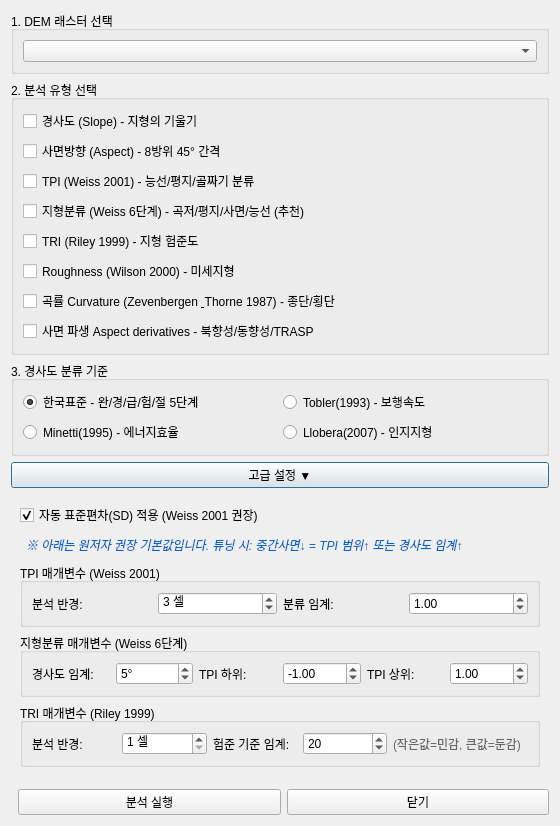
lzpxilfe/archtoolkit, file tools/terrain_analysis_dialog_base.ui: the form before one commit.
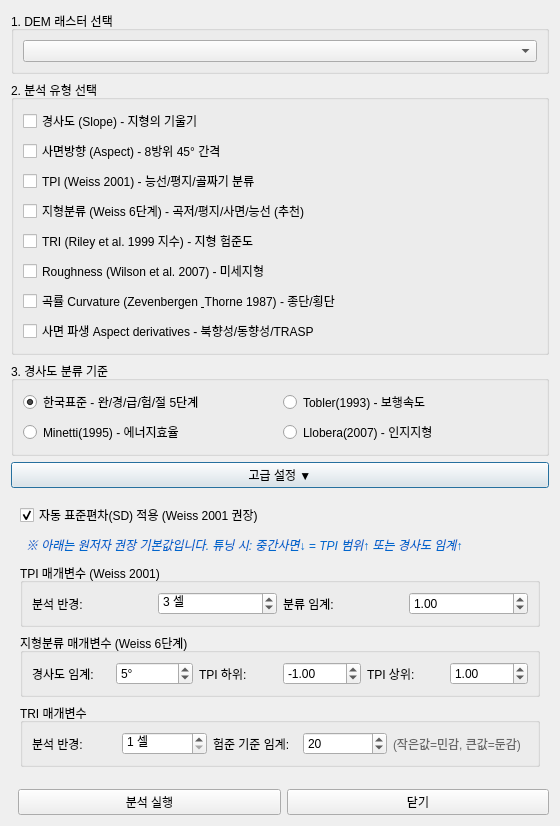
The form after the commit. Custom widgets are drawn as their Qt base class.

Commit message: Correct the citations that live in the .ui tooltips

Diff of the .ui file:
```diff
--- a/tools/terrain_analysis_dialog_base.ui
+++ b/tools/terrain_analysis_dialog_base.ui
@@ -75,7 +75,7 @@
       <item>
        <widget class="QCheckBox" name="chkTRI">
         <property name="text">
-         <string>TRI (Riley 1999) - 지형 험준도</string>
+         <string>TRI (Riley et al. 1999 지수) - 지형 험준도</string>
         </property>
         <property name="toolTip">
          <string>&lt;html&gt;&lt;b&gt;TRI (Terrain Ruggedness Index)&lt;/b&gt;&lt;hr/&gt;&lt;i&gt;Riley, S. J., DeGloria, S. D., &amp; Elliot, R. (1999). A Terrain Ruggedness Index That Quantifies Topographic Heterogeneity. Intermountain Journal of Sciences 5(1-4):23-27.&lt;/i&gt;&lt;br/&gt;&lt;br/&gt;중심 셀과 8개 인접 셀 간 고도차의 제곱합 평균의 제곱근입니다.&lt;br/&gt;&lt;br/&gt;&lt;b&gt;분류 기준 (Riley et al.):&lt;/b&gt;&lt;br/&gt;• 0~2: 평탄 (Level)&lt;br/&gt;• 2~5: 거의 평탄 (Nearly Level)&lt;br/&gt;• 5~10: 약간 거침 (Slightly Rugged)&lt;br/&gt;• 10~20: 중간 (Moderately Rugged)&lt;br/&gt;• 20+: 험준 (Highly Rugged)&lt;/html&gt;</string>
@@ -85,7 +85,7 @@
       <item>
        <widget class="QCheckBox" name="chkRoughness">
         <property name="text">
-         <string>Roughness (Wilson 2000) - 미세지형</string>
+         <string>Roughness (Wilson et al. 2007) - 미세지형</string>
         </property>
         <property name="toolTip">
          <string>&lt;html&gt;&lt;b&gt;Roughness (거칠기)&lt;/b&gt;&lt;hr/&gt;&lt;i&gt;Wilson, M. F. J., O'Connell, B., Brown, C., Guinan, J. C., &amp; Grehan, A. J. (2007). Multiscale Terrain Analysis of Multibeam Bathymetry Data...&lt;/i&gt;&lt;br/&gt;&lt;br/&gt;3×3 창 내에서 최대 고도와 최소 고도의 차이를 계산합니다.&lt;br/&gt;TRI와 유사하지만 계산 방식이 다릅니다.&lt;br/&gt;&lt;br/&gt;&lt;b&gt;고고학 활용:&lt;/b&gt;&lt;br/&gt;• 미세지형 변화 파악&lt;br/&gt;• 인위/자연 지형 구분&lt;/html&gt;</string>
@@ -357,7 +357,7 @@
       <item>
        <widget class="QGroupBox" name="groupTRI">
         <property name="title">
-         <string>TRI 매개변수 (Riley 1999)</string>
+         <string>TRI 매개변수</string>
         </property>
         <layout class="QHBoxLayout" name="horizontalLayout_TRI">
          <item>
```
Left out of the diff: 8 changed lines with no effect on the pictures. The commit also changes 4 other files.
